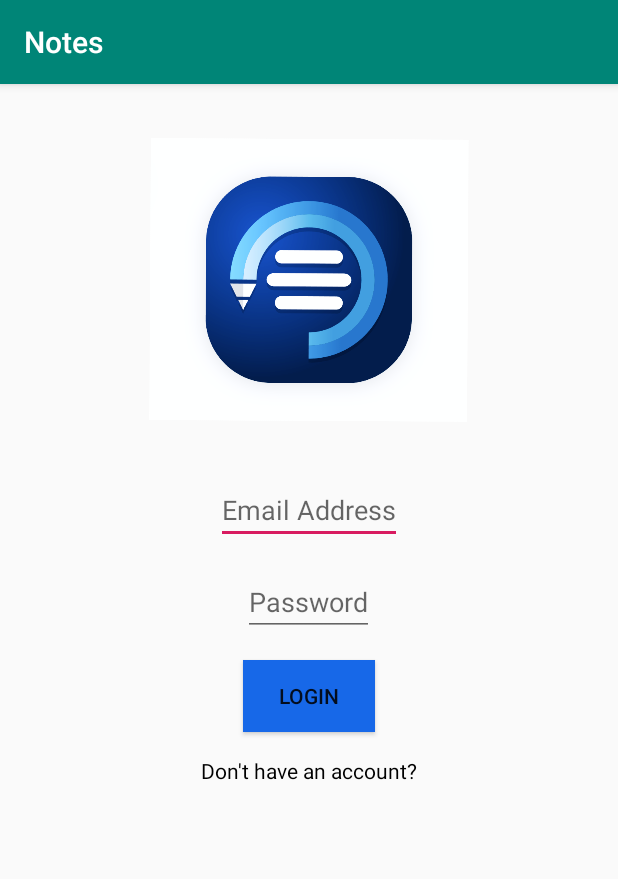
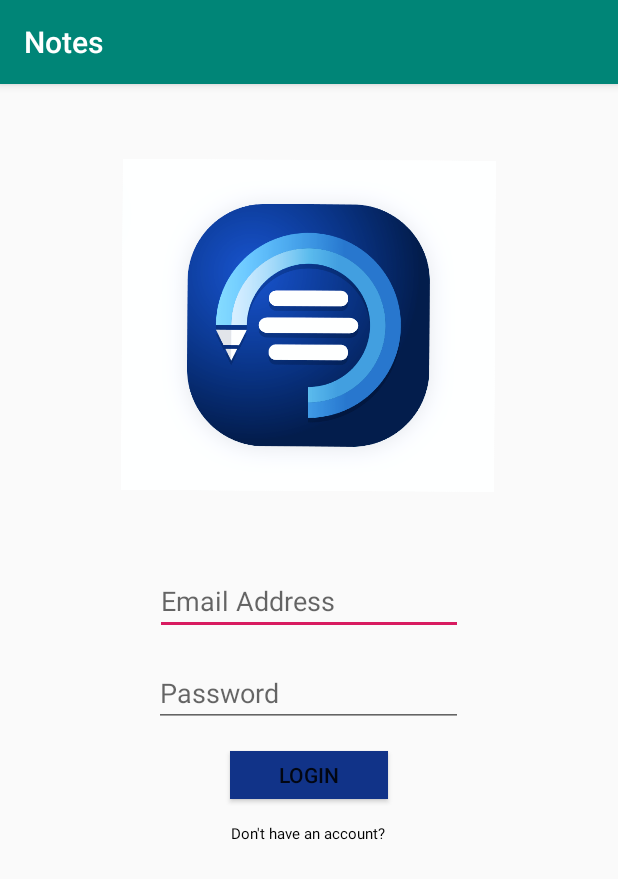
Before and after one commit to abhay007kr/Notes_App, an Android app: the screen it shows after launch (MainActivity), on a phone screen of 412 x 824 dp. Shown: the top 879 px of the screen. Run offline under Robolectric (Android 15) with nearby library versions, the phone set to English and light mode, and no system bars.

Commit message:
splash screen, register.xml and MainActivity.xml with new logo

```diff
--- a/app/src/main/res/drawable/splash_screen.xml
+++ b/app/src/main/res/drawable/splash_screen.xml
@@ -7,8 +7,8 @@
     </item>
 
     <item
-        android:width="180dp"
-        android:height="200dp"
+        android:width="250dp"
+        android:height="250dp"
         android:drawable="@drawable/splash"
         android:gravity="center_horizontal|center_vertical" />
 
--- a/app/src/main/res/layout/activity_main.xml
+++ b/app/src/main/res/layout/activity_main.xml
@@ -9,15 +9,15 @@
 
 
     <ImageView
-        android:layout_width="wrap_content"
-        android:layout_height="189dp"
+        android:layout_width="250dp"
+        android:layout_height="250dp"
         android:layout_gravity="center_horizontal"
         android:layout_marginTop="36dp"
         android:src="@drawable/splash" />
 
     <EditText
         android:id="@+id/email_edittext"
-        android:layout_width="wrap_content"
+        android:layout_width="205dp"
         android:layout_height="wrap_content"
         android:layout_gravity="center_horizontal"
         android:layout_marginTop="36dp"
@@ -26,7 +26,7 @@
 
     <EditText
         android:id="@+id/password_edittext"
-        android:layout_width="wrap_content"
+        android:layout_width="206dp"
         android:layout_height="wrap_content"
         android:layout_gravity="center_horizontal"
         android:layout_marginTop="16dp"
@@ -35,24 +35,22 @@
 
     <Button
         android:id="@+id/login_button"
-        android:layout_width="wrap_content"
-        android:layout_height="wrap_content"
+        android:layout_width="105dp"
+        android:layout_height="32dp"
         android:layout_gravity="center_horizontal"
         android:layout_marginTop="16dp"
-        android:background="#1768E8"
+        android:background="#113388"
         android:text="LOGIN" />
 
     <TextView
         android:id="@+id/register_donthaveaccount"
         android:layout_width="wrap_content"
         android:layout_height="wrap_content"
+        android:layout_gravity="center_horizontal"
+        android:layout_marginTop="16dp"
         android:text="Don't have an account?"
-        android:layout_gravity="center_horizontal"
         android:textColor="#000000"
-        android:layout_marginTop="16dp" />
-
-
-
+        android:textSize="10sp" />
 
 
 </LinearLayout>
```
